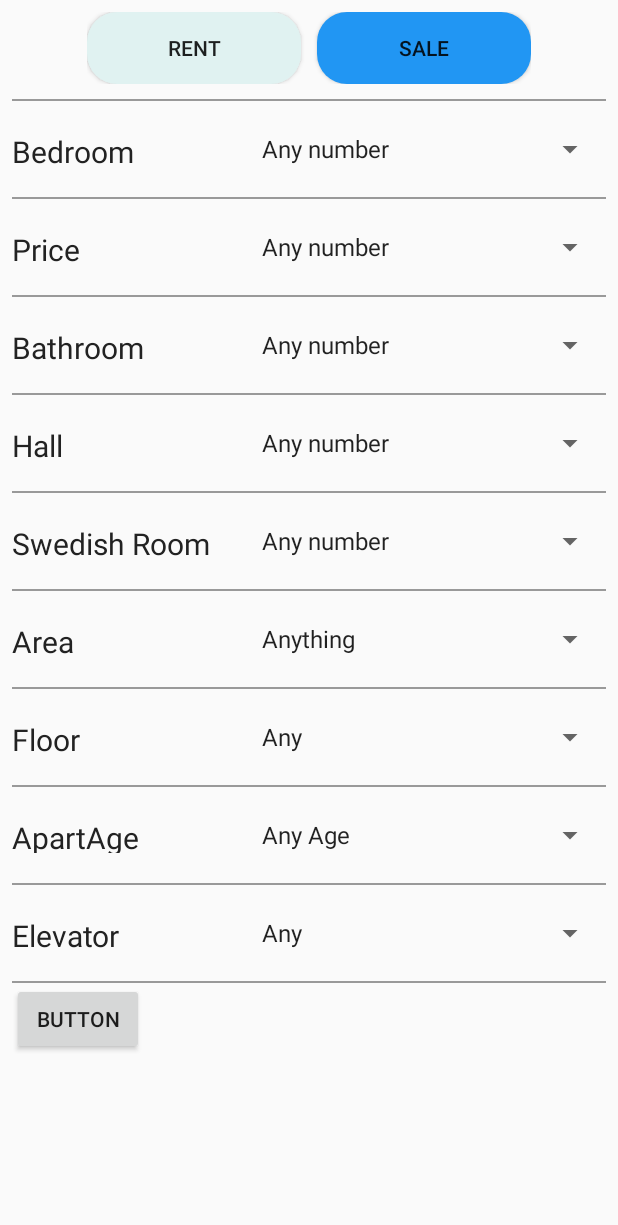
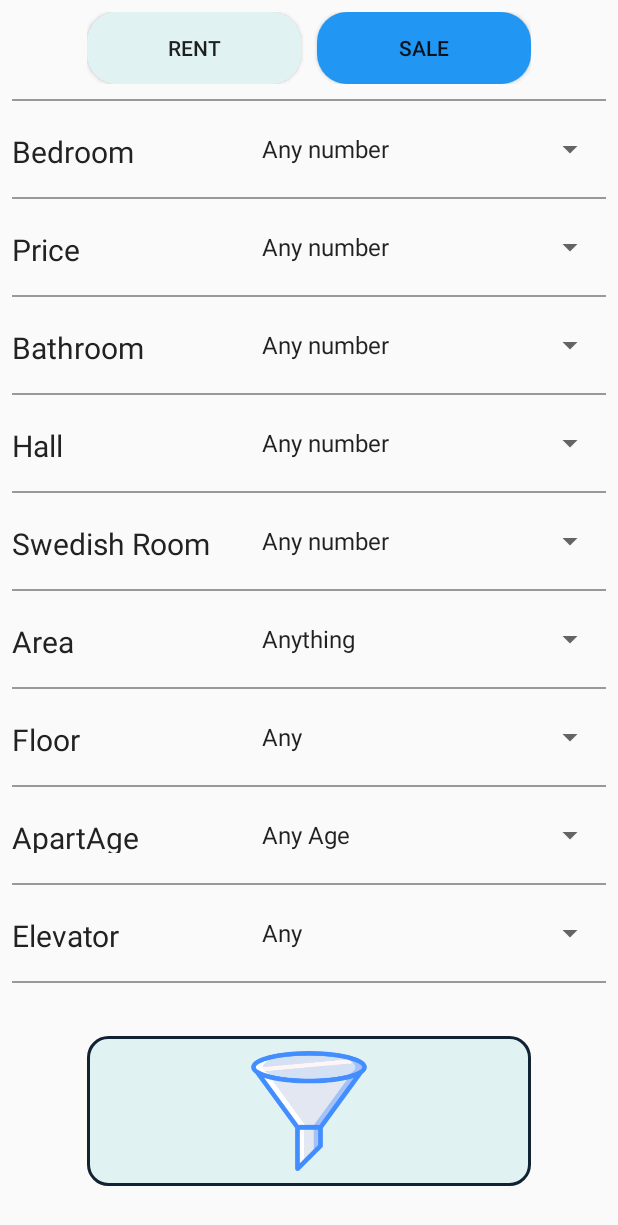
Before and after one commit to osama-i-muhammed/EditText-1, an Android app: the Filter_Aprt screen opened directly, with no data from a screen before it, on a phone screen of 412 x 824 dp. Shown: the top 1225 px of the screen. Run offline under Robolectric (Android 15) with nearby library versions, the phone set to English and light mode, and no system bars.

Commit message:
Filter Button Corectoin

```diff
--- a/app/src/main/res/drawable/roundcorner1.xml
+++ b/app/src/main/res/drawable/roundcorner1.xml
@@ -2,5 +2,6 @@
 <shape xmlns:android="http://schemas.android.com/apk/res/android">
 
     <corners android:radius="13dp"/>
-    <solid android:color="#cef"/>
+    <stroke android:color="#123" android:width="3px"></stroke>
+    <solid android:color="#E0F2F1"/>
 </shape>
--- a/app/src/main/res/layout/activity_filter__aprt.xml
+++ b/app/src/main/res/layout/activity_filter__aprt.xml
@@ -453,15 +453,19 @@
 
             </LinearLayout>
 
-            <Button
-                android:id="@+id/button"
-                android:layout_width="wrap_content"
-                android:layout_height="wrap_content"
-                android:layout_marginBottom="8dp"
-                android:text="Button"
-                app:layout_constraintBottom_toBottomOf="parent"
-                app:layout_constraintEnd_toEndOf="parent"
-                app:layout_constraintStart_toStartOf="parent" />
+            <ImageButton
+                android:id="@+id/btFilterApart"
+                android:layout_width="match_parent"
+                android:layout_height="100dp"
+                android:layout_marginTop="35dp"
+                android:background="@drawable/roundcorner1"
+                android:baselineAligned="false"
+                android:foregroundGravity="bottom"
+                android:padding="10dp"
+                android:layout_marginLeft="50dp"
+                android:layout_marginRight="50dp"
+                android:scaleType="fitCenter"
+                app:srcCompat="@drawable/filter_icon_blue" />
 
 
         </LinearLayout>
--- a/app/src/main/res/layout/activity_filter__storage.xml
+++ b/app/src/main/res/layout/activity_filter__storage.xml
@@ -187,7 +187,7 @@
             </LinearLayout>
 
             <ImageButton
-                android:id="@+id/imageButton"
+                android:id="@+id/btFilterStorage"
                 android:layout_width="match_parent"
                 android:layout_height="100dp"
                 android:layout_marginTop="35dp"
@@ -195,6 +195,8 @@
                 android:baselineAligned="false"
                 android:foregroundGravity="bottom"
                 android:padding="10dp"
+                android:layout_marginLeft="50dp"
+                android:layout_marginRight="50dp"
                 android:scaleType="fitCenter"
                 app:srcCompat="@drawable/filter_icon_blue" />
         </LinearLayout>
```
Also changed, not shown: app/src/main/res/layout/activity_filter__earth.xml (+14 -8 lines), app/src/main/res/layout/activity_filter__farm.xml (+12 -6 lines), app/src/main/res/layout/activity_filter__house.xml (+13 -9 lines), app/src/main/res/layout/activity_filter__store.xml (+13 -1 lines), app/src/main/res/layout/activity_filter__villa.xml (+13 -1 lines).
